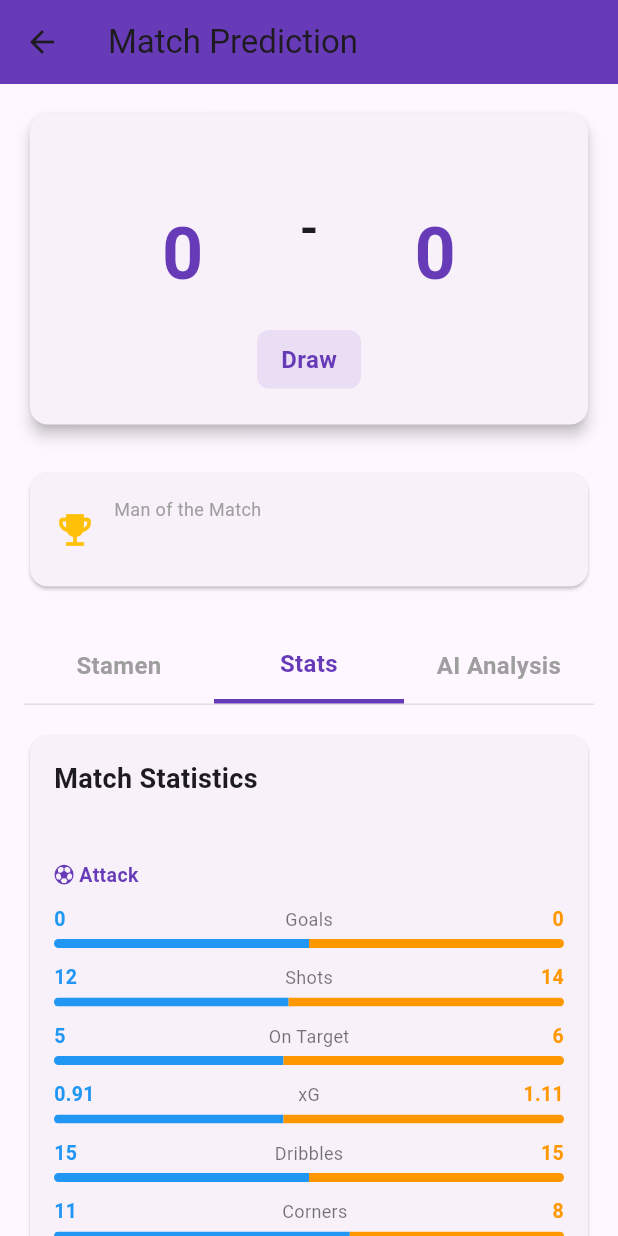
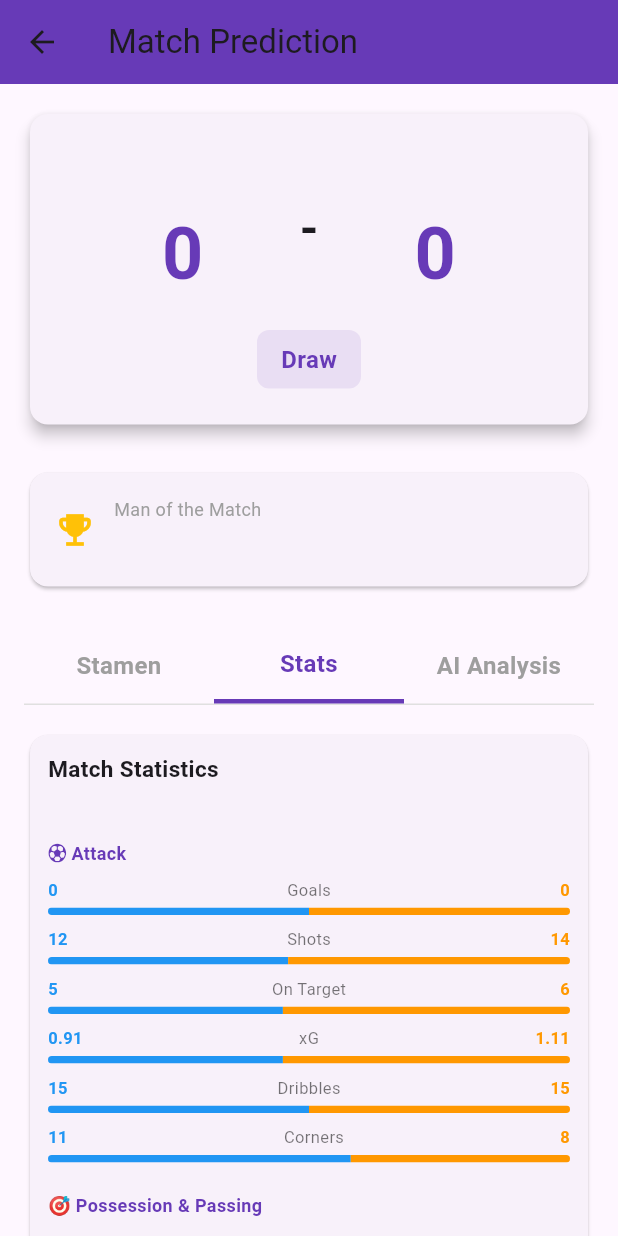
Before and after one commit to columbus0370/Internal, a Flutter app: the PredictionResultScreen screen opened directly with empty values, after a tap on "Stats", on a phone screen of 412 x 824 dp. Run offline on Flutter 3.47's test engine with Material 3 defaults, Android fonts, the phone set to English and light mode, and no system bars; our stand-ins replace flutter_svg.

Commit message:
Optimize mobile layout for all tabs
- Reduce padding and margins for mobile screens
- Adjust font sizes for better readability on small screens
- Improve Match Commentary display:
  - Limit description to 3 lines with ellipsis
  - Reduce badge size and padding
  - Better spacing between items
- Optimize Stats tab layout:
  - Reduce vertical spacing between sections
  - Adjust bar heights and font sizes
  - Better responsive progress indicators
- Improve AI Analysis tab layout:
  - Reduce padding and spacing
  - Optimize progress indicators for mobile
- Fixed text overflow issues on commentary items

https://claude.ai/code/session_01D8X96hQkPcrm1jemqmYzHH

```diff
--- a/epl_match_simulator/lib/screens/prediction_result_screen.dart
+++ b/epl_match_simulator/lib/screens/prediction_result_screen.dart
@@ -510,12 +510,12 @@ class _PredictionResultScreenState extends State<PredictionResultScreen> {
 
     return Card(
       child: Padding(
-        padding: const EdgeInsets.all(16),
+        padding: const EdgeInsets.all(12),
         child: SingleChildScrollView(
           child: Column(
             crossAxisAlignment: CrossAxisAlignment.stretch,
             children: [
-              const Text('Match Statistics', style: _headerStyle),
+              const Text('Match Statistics', style: TextStyle(fontSize: 15, fontWeight: FontWeight.bold)),
               const SizedBox(height: 8),
               // Team name headers
               Row(
@@ -524,23 +524,23 @@ class _PredictionResultScreenState extends State<PredictionResultScreen> {
                   Expanded(
                     child: Text(
                       widget.prediction.homeTeamName,
-                      style: const TextStyle(fontSize: 12, fontWeight: FontWeight.bold, color: Colors.blue),
+                      style: const TextStyle(fontSize: 11, fontWeight: FontWeight.bold, color: Colors.blue),
                       textAlign: TextAlign.center,
                       overflow: TextOverflow.ellipsis,
                     ),
                   ),
-                  const SizedBox(width: 80),
+                  const SizedBox(width: 60),
                   Expanded(
                     child: Text(
                       widget.prediction.awayTeamName,
-                      style: const TextStyle(fontSize: 12, fontWeight: FontWeight.bold, color: Colors.orange),
+                      style: const TextStyle(fontSize: 11, fontWeight: FontWeight.bold, color: Colors.orange),
                       textAlign: TextAlign.center,
                       overflow: TextOverflow.ellipsis,
                     ),
                   ),
                 ],
               ),
-              const SizedBox(height: 16),
+              const SizedBox(height: 12),
 
               _buildStatSection('⚽ Attack', [
                 _buildStatBarRow('Goals', stats.homeGoals.toString(), stats.awayGoals.toString(), stats.homeGoals.toDouble(), stats.awayGoals.toDouble()),
@@ -551,7 +551,7 @@ class _PredictionResultScreenState extends State<PredictionResultScreen> {
                 _buildStatBarRow('Corners', stats.homeCorners.toString(), stats.awayCorners.toString(), stats.homeCorners.toDouble(), stats.awayCorners.toDouble()),
               ]),
 
-              const SizedBox(height: 16),
+              const SizedBox(height: 12),
 
               _buildStatSection('🎯 Possession & Passing', [
                 _buildStatBarRow('Possession', '${stats.homePossession.toStringAsFixed(1)}%', '${stats.awayPossession.toStringAsFixed(1)}%', stats.homePossession, stats.awayPossession),
@@ -559,7 +559,7 @@ class _PredictionResultScreenState extends State<PredictionResultScreen> {
                 _buildStatBarRow('Pass Accuracy', '${stats.homePassAccuracy.toStringAsFixed(1)}%', '${stats.awayPassAccuracy.toStringAsFixed(1)}%', stats.homePassAccuracy, stats.awayPassAccuracy),
               ]),
 
-              const SizedBox(height: 16),
+              const SizedBox(height: 12),
 
               _buildStatSection('🛡️ Defence', [
                 _buildStatBarRow('Tackles', stats.homeTackles.toString(), stats.awayTackles.toString(), stats.homeTackles.toDouble(), stats.awayTackles.toDouble()),
@@ -567,14 +567,14 @@ class _PredictionResultScreenState extends State<PredictionResultScreen> {
                 _buildStatBarRow('Fouls', stats.homeFouls.toString(), stats.awayFouls.toString(), stats.homeFouls.toDouble(), stats.awayFouls.toDouble()),
               ]),
 
-              const SizedBox(height: 16),
+              const SizedBox(height: 12),
 
               _buildStatSection('🟨 Discipline', [
                 _buildStatBarRow('Yellow Cards', stats.homeYellowCards.toString(), stats.awayYellowCards.toString(), stats.homeYellowCards.toDouble(), stats.awayYellowCards.toDouble()),
                 _buildStatBarRow('Red Cards', stats.homeRedCards.toString(), stats.awayRedCards.toString(), stats.homeRedCards.toDouble(), stats.awayRedCards.toDouble()),
               ]),
 
-              const SizedBox(height: 16),
+              const SizedBox(height: 12),
 
               _buildRatingSection(stats),
             ],
@@ -590,9 +590,9 @@ class _PredictionResultScreenState extends State<PredictionResultScreen> {
       children: [
         Text(
           title,
-          style: const TextStyle(fontSize: 13, fontWeight: FontWeight.bold, color: Colors.deepPurple),
+          style: const TextStyle(fontSize: 12, fontWeight: FontWeight.bold, color: Colors.deepPurple),
         ),
-        const SizedBox(height: 10),
+        const SizedBox(height: 8),
         ...rows,
       ],
     );
@@ -603,29 +603,29 @@ class _PredictionResultScreenState extends State<PredictionResultScreen> {
     final homeRatio = total > 0 ? homeNum / total : 0.5;
 
     return Padding(
-      padding: const EdgeInsets.only(bottom: 10),
+      padding: const EdgeInsets.only(bottom: 8),
       child: Column(
         children: [
           Row(
             mainAxisAlignment: MainAxisAlignment.spaceBetween,
             children: [
-              Text(homeVal, style: const TextStyle(fontSize: 13, fontWeight: FontWeight.bold, color: Colors.blue)),
-              Text(label, style: const TextStyle(fontSize: 12, color: Colors.black54)),
-              Text(awayVal, style: const TextStyle(fontSize: 13, fontWeight: FontWeight.bold, color: Colors.orange)),
+              Text(homeVal, style: const TextStyle(fontSize: 11, fontWeight: FontWeight.bold, color: Colors.blue)),
+              Text(label, style: const TextStyle(fontSize: 11, color: Colors.black54)),
+              Text(awayVal, style: const TextStyle(fontSize: 11, fontWeight: FontWeight.bold, color: Colors.orange)),
             ],
           ),
           const SizedBox(height: 4),
           ClipRRect(
-            borderRadius: BorderRadius.circular(4),
+            borderRadius: BorderRadius.circular(3),
             child: Row(
               children: [
                 Expanded(
                   flex: (homeRatio * 100).round().clamp(1, 99),
-                  child: Container(height: 6, color: Colors.blue),
+                  child: Container(height: 5, color: Colors.blue),
                 ),
                 Expanded(
                   flex: ((1 - homeRatio) * 100).round().clamp(1, 99),
-                  child: Container(height: 6, color: Colors.orange),
+                  child: Container(height: 5, color: Colors.orange),
                 ),
               ],
             ),
@@ -640,37 +640,37 @@ class _PredictionResultScreenState extends State<PredictionResultScreen> {
     final away = widget.prediction.awayTeam;
 
     return Container(
-      padding: const EdgeInsets.all(12),
+      padding: const EdgeInsets.all(10),
       decoration: BoxDecoration(
         color: Colors.deepPurple.withOpacity(0.05),
-        borderRadius: BorderRadius.circular(8),
+        borderRadius: BorderRadius.circular(6),
         border: Border.all(color: Colors.deepPurple.withOpacity(0.2)),
       ),
       child: Column(
         crossAxisAlignment: CrossAxisAlignment.start,
         children: [
-          const Text('📊 Team Ratings', style: TextStyle(fontSize: 13, fontWeight: FontWeight.bold, color: Colors.deepPurple)),
-          const SizedBox(height: 12),
+          const Text('📊 Team Ratings', style: TextStyle(fontSize: 12, fontWeight: FontWeight.bold, color: Colors.deepPurple)),
+          const SizedBox(height: 10),
           Row(
             children: [
               Expanded(child: _buildRatingBar('ATK', home.attackPower, Colors.blue)),
-              const SizedBox(width: 8),
+              const SizedBox(width: 6),
               Expanded(child: _buildRatingBar('ATK', away.attackPower, Colors.orange)),
             ],
           ),
-          const SizedBox(height: 8),
+          const SizedBox(height: 6),
           Row(
             children: [
               Expanded(child: _buildRatingBar('DEF', home.defensePower, Colors.blue)),
-              const SizedBox(width: 8),
+              const SizedBox(width: 6),
               Expanded(child: _buildRatingBar('DEF', away.defensePower, Colors.orange)),
             ],
           ),
-          const SizedBox(height: 8),
+          const SizedBox(height: 6),
           Row(
             children: [
               Expanded(child: _buildRatingBar('CTL', home.ballControl, Colors.blue)),
-              const SizedBox(width: 8),
+              const SizedBox(width: 6),
               Expanded(child: _buildRatingBar('CTL', away.ballControl, Colors.orange)),
             ],
           ),
@@ -683,22 +683,25 @@ class _PredictionResultScreenState extends State<PredictionResultScreen> {
     return Row(
       children: [
         SizedBox(
-          width: 32,
-          child: Text(label, style: const TextStyle(fontSize: 11, color: Colors.black54)),
+          width: 28,
+          child: Text(label, style: const TextStyle(fontSize: 10, color: Colors.black54)),
         ),
         Expanded(
           child: ClipRRect(
-            borderRadius: BorderRadius.circular(4),
+            borderRadius: BorderRadius.circular(3),
             child: LinearProgressIndicator(
               value: value / 100.0,
               backgroundColor: Colors.grey[200],
               valueColor: AlwaysStoppedAnimation<Color>(color),
-              minHeight: 8,
+              minHeight: 6,
             ),
           ),
         ),
-        const SizedBox(width: 6),
-        Text('$value', style: TextStyle(fontSize: 11, fontWeight: FontWeight.bold, color: color)),
+        const SizedBox(width: 4),
+        SizedBox(
+          width: 24,
+          child: Text('$value', style: TextStyle(fontSize: 10, fontWeight: FontWeight.bold, color: color), textAlign: TextAlign.right),
+        ),
       ],
     );
   }
@@ -717,47 +720,53 @@ class _PredictionResultScreenState extends State<PredictionResultScreen> {
   Widget _buildAiAnalysisTab() {
     return Card(
       child: Padding(
-        padding: const EdgeInsets.all(16),
+        padding: const EdgeInsets.all(12),
         child: SingleChildScrollView(
           child: Column(
             crossAxisAlignment: CrossAxisAlignment.start,
             children: [
               const Text(
                 '試合実況 - Match Commentary',
-                style: _headerStyle,
+                style: TextStyle(fontSize: 15, fontWeight: FontWeight.bold),
               ),
-              const SizedBox(height: 16),
+              const SizedBox(height: 12),
               ..._buildCommentaryList(),
-              const SizedBox(height: 24),
-              const Divider(thickness: 2),
-              const SizedBox(height: 16),
+              const SizedBox(height: 18),
+              const Divider(thickness: 1.5),
+              const SizedBox(height: 12),
               const Text(
                 'AI Tactical Analysis',
-                style: _headerStyle,
+                style: TextStyle(fontSize: 15, fontWeight: FontWeight.bold),
               ),
-              const SizedBox(height: 12),
+              const SizedBox(height: 10),
               FutureBuilder<String>(
                 future: AiMatchAnalyzer.analyzeMatch(widget.prediction),
                 builder: (context, snapshot) {
                   if (snapshot.connectionState == ConnectionState.waiting) {
-                    return const CircularProgressIndicator(
-                      color: Colors.deepPurple,
+                    return const SizedBox(
+                      height: 60,
+                      child: Center(
+                        child: CircularProgressIndicator(
+                          color: Colors.deepPurple,
+                          strokeWidth: 2,
+                        ),
+                      ),
                     );
                   }
 
                   if (snapshot.hasError || !snapshot.hasData) {
                     return const Text(
                       'Loading analysis...',
-                      style: TextStyle(color: Colors.grey, fontSize: 14),
+                      style: TextStyle(color: Colors.grey, fontSize: 12),
                     );
                   }
 
                   final analysis = snapshot.data!;
                   return Container(
-                    padding: const EdgeInsets.all(12),
+                    padding: const EdgeInsets.all(10),
                     decoration: BoxDecoration(
                       color: Colors.deepPurple.withOpacity(0.05),
-                      borderRadius: BorderRadius.circular(8),
+                      borderRadius: BorderRadius.circular(6),
                       border: Border.all(
                         color: Colors.deepPurple.withOpacity(0.2),
                       ),
@@ -765,14 +774,15 @@ class _PredictionResultScreenState extends State<PredictionResultScreen> {
                     child: Text(
                       analysis,
                       style: const TextStyle(
-                        fontSize: 13,
-                        height: 1.6,
+                        fontSize: 12,
+                        height: 1.5,
                         color: Colors.black87,
                       ),
                     ),
                   );
                 },
               ),
+              const SizedBox(height: 16),
             ],
           ),
         ),
@@ -789,14 +799,14 @@ class _PredictionResultScreenState extends State<PredictionResultScreen> {
           : Colors.orange;
 
       return Padding(
-        padding: const EdgeInsets.only(bottom: 12),
+        padding: const EdgeInsets.only(bottom: 10),
         child: Container(
-          padding: const EdgeInsets.all(12),
+          padding: const EdgeInsets.all(10),
           decoration: BoxDecoration(
             border: Border(
               left: BorderSide(
                 color: color,
-                width: 4,
+                width: 3,
               ),
             ),
             color: color.withOpacity(0.05),
@@ -806,44 +816,52 @@ class _PredictionResultScreenState extends State<PredictionResultScreen> {
             crossAxisAlignment: CrossAxisAlignment.start,
             children: [
               Row(
-                mainAxisAlignment: MainAxisAlignment.spaceBetween,
                 children: [
-                  Text(
-                    commentary.toString(),
-                    style: TextStyle(
-                      fontSize: 12,
-                      fontWeight: FontWeight.bold,
-                      color: Colors.grey[700],
+                  Expanded(
+                    child: Text(
+                      commentary.toString(),
+                      style: TextStyle(
+                        fontSize: 11,
+                        fontWeight: FontWeight.bold,
+                        color: Colors.grey[700],
+                      ),
+                      maxLines: 1,
+                      overflow: TextOverflow.ellipsis,
                     ),
                   ),
+                  const SizedBox(width: 6),
                   Container(
                     padding: const EdgeInsets.symmetric(
-                      horizontal: 8,
+                      horizontal: 6,
                       vertical: 2,
                     ),
                     decoration: BoxDecoration(
                       color: color,
-                      borderRadius: BorderRadius.circular(12),
+                      borderRadius: BorderRadius.circular(10),
                     ),
                     child: Text(
                       commentary.action,
                       style: const TextStyle(
-                        fontSize: 10,
+                        fontSize: 9,
                         fontWeight: FontWeight.bold,
                         color: Colors.white,
                       ),
+                      maxLines: 1,
+                      overflow: TextOverflow.ellipsis,
                     ),
                   ),
                 ],
               ),
-              const SizedBox(height: 8),
+              const SizedBox(height: 6),
               Text(
                 commentary.description,
                 style: const TextStyle(
-                  fontSize: 13,
-                  height: 1.5,
+                  fontSize: 12,
+                  height: 1.4,
                   color: Colors.black87,
                 ),
+                maxLines: 3,
+                overflow: TextOverflow.ellipsis,
               ),
             ],
           ),
```
